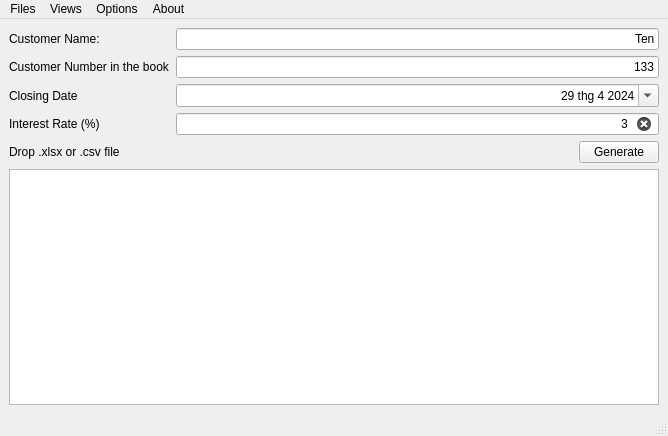
This is ui/main_ui.ui in Achicken7301/Debt-Calculation as Qt 5 draws it before an edit. The edited form follows.
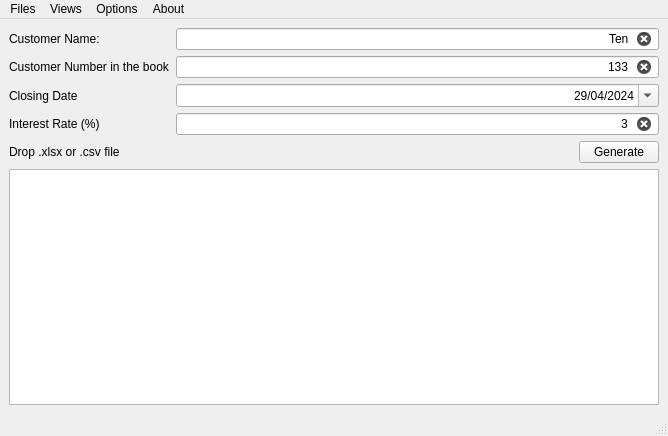
This is the edited form.

Commit message: [style] Update display

Diff of the .ui file:
```diff
--- a/ui/main_ui.ui
+++ b/ui/main_ui.ui
@@ -38,6 +38,9 @@
         <property name="alignment">
          <set>Qt::AlignRight|Qt::AlignTrailing|Qt::AlignVCenter</set>
         </property>
+        <property name="clearButtonEnabled">
+         <bool>true</bool>
+        </property>
        </widget>
       </item>
       <item row="1" column="0">
@@ -55,6 +58,9 @@
         <property name="alignment">
          <set>Qt::AlignRight|Qt::AlignTrailing|Qt::AlignVCenter</set>
         </property>
+        <property name="clearButtonEnabled">
+         <bool>true</bool>
+        </property>
        </widget>
       </item>
       <item row="2" column="0">
@@ -72,6 +78,9 @@
         <property name="alignment">
          <set>Qt::AlignRight|Qt::AlignTrailing|Qt::AlignVCenter</set>
         </property>
+        <property name="displayFormat">
+         <string>dd/MM/yyyy</string>
+        </property>
         <property name="calendarPopup">
          <bool>true</bool>
         </property>
```
Left out of the diff: 2 changed lines with no effect on the pictures. The commit also changes 1 other file.
